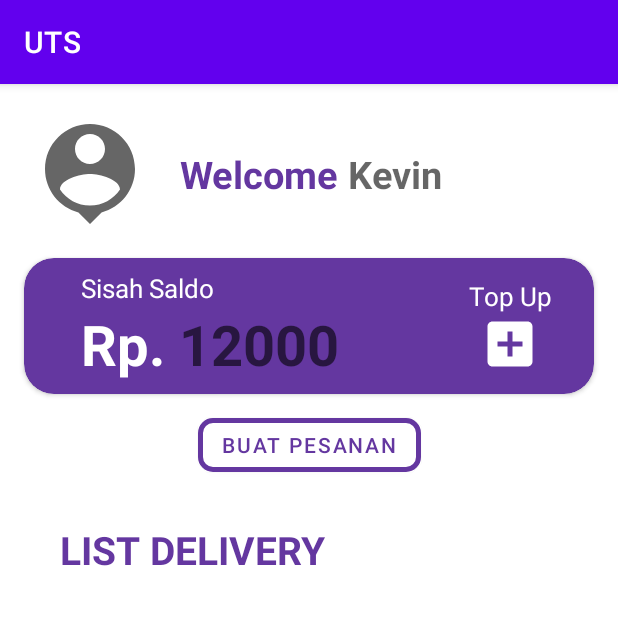
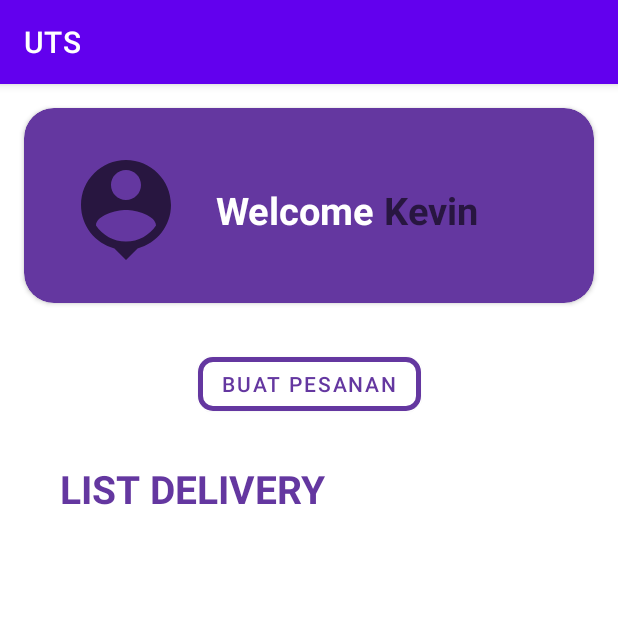
Before and after one commit to NathKevin/UAS_PBP, an Android app: the MainActivity screen opened directly, with no data from a screen before it, on a phone screen of 412 x 824 dp, the top half of it. Run offline under Robolectric (Android 15) with nearby library versions, the light colour scheme and no system bars; our stand-ins replace Room's generated code, data binding; 2 statements that could not run were skipped.

Commit message:
Progress 4

```diff
--- a/app/src/main/java/com/example/uts/FragmentHome.java
+++ b/app/src/main/java/com/example/uts/FragmentHome.java
@@ -1,51 +1,94 @@
 package com.example.uts;
 
 import android.content.Intent;
+import android.os.AsyncTask;
 import android.os.Bundle;
+import android.view.LayoutInflater;
 import android.view.View;
+import android.view.ViewGroup;
 
 import androidx.annotation.NonNull;
 import androidx.annotation.Nullable;
 import androidx.databinding.DataBindingUtil;
 import androidx.fragment.app.Fragment;
+import androidx.recyclerview.widget.RecyclerView;
 
+import com.example.uts.adapter.DeliveryAdapter;
+import com.example.uts.database.DatabaseDelivery;
 import com.example.uts.databinding.ActivityLoginBinding;
 import com.example.uts.databinding.FragmentHomeBinding;
+import com.example.uts.model.Delivery;
 import com.example.uts.model.User;
+
+import java.util.List;
 
 public class FragmentHome extends Fragment {
 
+    private RecyclerView rv_delivery;
+    private List<Delivery> deliveryList;
+    private DeliveryAdapter deliveryAdapter;
     User user;
     FragmentHomeBinding binding;
+
+    public FragmentHome() {
+        // Required empty public constructor
+    }
 
     public FragmentHome(User user){
         this.user=user ;
     }
 
+    @Nullable
     @Override
-    public void onCreate(@Nullable Bundle savedInstanceState) {
-        super.onCreate(savedInstanceState);
-
+    public View onCreateView(@NonNull LayoutInflater inflater, @Nullable ViewGroup container, @Nullable Bundle savedInstanceState) {
         //binding layout fragment_home xml ke FragmentHome.java
         binding = DataBindingUtil.setContentView(getActivity(), R.layout.fragment_home);
-        user = new User();
         binding.setUser(user);
         binding.setFragment(this);
+        return inflater.inflate(R.layout.fragment_home,container,false);
     }
+
 
     @Override
     public void onViewCreated(@NonNull View view, @Nullable Bundle savedInstanceState) {
         super.onViewCreated(view, savedInstanceState);
+        getDelivery();
     }
 
     public View.OnClickListener btnCreate = new View.OnClickListener() {
         @Override
         public void onClick(View view) {
             Intent movePage = new Intent(getActivity(), DeliveryForm.class);
+            movePage.putExtra("user2",user);
             movePage.setFlags(Intent.FLAG_ACTIVITY_CLEAR_TOP);
             startActivity(movePage);
         }
     };
 
+    private void getDelivery(){
+        class GetDelivery extends AsyncTask<Void, Void, List<Delivery>> {
+
+            @Override
+            protected List<Delivery> doInBackground(Void... voids) {
+                List<Delivery> deliveryList = DatabaseDelivery.getInstance(getActivity().getApplicationContext())
+                        .getDatabase()
+                        .deliveryDao()
+                        .getAll(user.id);
+                return deliveryList;
+            }
+
+            @Override
+            protected void onPostExecute(List<Delivery> deliveries) {
+                super.onPostExecute(deliveries);
+                if(!(deliveries.size() ==0)){
+                    deliveryAdapter = new DeliveryAdapter(deliveries, getActivity());
+                    rv_delivery.setAdapter(deliveryAdapter);
+                }
+            }
+        }
+        GetDelivery getDelivery = new GetDelivery();
+        getDelivery.execute();
+    }
+
 
 }
--- a/app/src/main/java/com/example/uts/FragmentProfile.java
+++ b/app/src/main/java/com/example/uts/FragmentProfile.java
@@ -16,6 +16,7 @@ public class FragmentProfile extends Fragment {
 
     @Override
     public void onViewCreated(@NonNull View view, @Nullable Bundle savedInstanceState) {
+
         super.onViewCreated(view, savedInstanceState);
     }
 }
--- a/app/src/main/java/com/example/uts/MainActivity.java
+++ b/app/src/main/java/com/example/uts/MainActivity.java
@@ -13,31 +13,32 @@ import com.google.android.material.bottomnavigation.BottomNavigationView;
 public class MainActivity extends AppCompatActivity {
 
     //Ambil data user yang ada di login
-    User user = getIntent().getParcelableExtra("user");
+    User user;
+    BottomNavigationView bottomNav;
 
     @Override
     protected void onCreate(Bundle savedInstanceState) {
         super.onCreate(savedInstanceState);
         setContentView(R.layout.activity_main);
+        user = getIntent().getParcelableExtra("user");
 
+        bottomNav = findViewById(R.id.bottom_navigation);
         changeFragment(new FragmentHome(user));
 
-        BottomNavigationView bottomNav = findViewById(R.id.bottom_navigation);
-        bottomNav.setOnNavigationItemReselectedListener((BottomNavigationView.OnNavigationItemReselectedListener) navListener);
-    }
-
-    private BottomNavigationView.OnNavigationItemSelectedListener navListener =
-            new BottomNavigationView.OnNavigationItemSelectedListener() {
+        bottomNav.setOnNavigationItemSelectedListener(new BottomNavigationView.OnNavigationItemSelectedListener() {
             @Override
             public boolean onNavigationItemSelected(@NonNull MenuItem item) {
                 if(item.getItemId() == R.id.home){
                     changeFragment(new FragmentHome(user));
+                    return true;
                 }else if(item.getItemId() == R.id.profile){
                     changeFragment(new FragmentProfile());
-                    }
                     return true;
                 }
-            };
+                return false;
+            }
+        });
+    }
 
     public void changeFragment(Fragment fragment){
         getSupportFragmentManager()
--- a/app/src/main/java/com/example/uts/model/User.java
+++ b/app/src/main/java/com/example/uts/model/User.java
@@ -5,11 +5,11 @@ import android.os.Parcelable;
 
 import androidx.databinding.BaseObservable;
 import androidx.databinding.Bindable;
+import androidx.databinding.library.baseAdapters.BR;
 import androidx.room.ColumnInfo;
 import androidx.room.Entity;
 import androidx.room.PrimaryKey;
 
-import com.example.uts.BR;
 
 import java.util.List;
 
--- a/app/src/main/res/layout/fragment_home.xml
+++ b/app/src/main/res/layout/fragment_home.xml
@@ -19,109 +19,55 @@
         android:gravity="center_horizontal"
         tools:context=".MainActivity">
 
-        <ImageView
-            android:id="@+id/icon"
-            android:layout_width="80dp"
-            android:layout_height="80dp"
-            android:src="@drawable/ic_baseline_person_pin_24"
-            app:layout_constraintStart_toStartOf="parent"
-            app:layout_constraintTop_toTopOf="parent"
-            android:layout_marginLeft="20dp"
-            android:layout_marginTop="20dp"/>
-
-        <TextView
-            android:id="@+id/txtWelcome"
-            android:layout_width="wrap_content"
-            android:layout_height="wrap_content"
-            android:text="Welcome "
-            app:layout_constraintStart_toEndOf="@id/icon"
-            app:layout_constraintTop_toTopOf="@id/icon"
-            app:layout_constraintBottom_toBottomOf="@id/icon"
-            android:textSize="25dp"
-            android:layout_marginStart="20dp"
-            android:textStyle="bold"
-            android:textColor="#6437A0"/>
-
-        <TextView
-            android:layout_width="wrap_content"
-            android:layout_height="wrap_content"
-            android:text="@{user.nama}"
-            android:hint="Kevin"
-            app:layout_constraintStart_toEndOf="@id/txtWelcome"
-            app:layout_constraintTop_toTopOf="@+id/txtWelcome"
-            android:textSize="25dp"
-            android:textStyle="bold"
-            android:textColor="#6437A0"/>
-
         <androidx.cardview.widget.CardView
             android:id="@+id/card"
             android:layout_width="match_parent"
-            android:layout_height="wrap_content"
-            app:layout_constraintTop_toBottomOf="@+id/icon"
-            android:layout_marginTop="12dp"
+            android:layout_height="130dp"
+            android:layout_margin="16dp"
+            app:cardBackgroundColor="#6437A0"
             app:cardCornerRadius="20dp"
-            app:cardBackgroundColor="#6437A0"
-            android:layout_margin="16dp">
+            app:layout_constraintTop_toTopOf="parent"
+            tools:layout_editor_absoluteX="16dp">
 
             <androidx.constraintlayout.widget.ConstraintLayout
                 android:layout_width="match_parent"
                 android:layout_height="match_parent"
+                android:gravity="center"
                 android:padding="8dp">
 
-                <TextView
-                    android:id="@+id/judulSaldo"
-                    android:layout_width="wrap_content"
-                    android:layout_height="wrap_content"
-                    android:layout_marginStart="30dp"
-                    android:text="Sisah Saldo"
-                    android:textColor="@color/white"
-                    android:textSize="17dp"
+                <ImageView
+                    android:id="@+id/icon"
+                    android:layout_width="80dp"
+                    android:layout_height="80dp"
+                    android:layout_marginLeft="20dp"
+                    android:layout_marginTop="20dp"
+                    android:src="@drawable/ic_baseline_person_pin_24"
                     app:layout_constraintStart_toStartOf="parent"
                     app:layout_constraintTop_toTopOf="parent" />
 
                 <TextView
-                    android:id="@+id/rupiah"
+                    android:id="@+id/txtWelcome"
                     android:layout_width="wrap_content"
                     android:layout_height="wrap_content"
-                    android:text="Rp. "
-                    android:textSize="37dp"
+                    android:layout_marginStart="20dp"
+                    android:text="Welcome "
                     android:textColor="@color/white"
-                    app:layout_constraintTop_toBottomOf="@+id/judulSaldo"
-                    app:layout_constraintStart_toStartOf="@+id/judulSaldo"
-                    android:textStyle="bold"/>
+                    android:textSize="25dp"
+                    android:textStyle="bold"
+                    app:layout_constraintBottom_toBottomOf="@id/icon"
+                    app:layout_constraintStart_toEndOf="@id/icon"
+                    app:layout_constraintTop_toTopOf="@id/icon" />
 
                 <TextView
                     android:layout_width="wrap_content"
                     android:layout_height="wrap_content"
-                    android:text="@{user.uang}"
-                    android:hint="12000"
-                    android:textSize="37dp"
+                    android:hint="Kevin"
+                    android:text="@{user.nama}"
                     android:textColor="@color/white"
-                    app:layout_constraintTop_toBottomOf="@+id/judulSaldo"
-                    app:layout_constraintStart_toEndOf="@id/rupiah"
-                    android:textStyle="bold"/>
-
-                <ImageView
-                    android:id="@+id/btnTopup"
-                    android:layout_width="40dp"
-                    android:layout_height="40dp"
-                    android:src="@drawable/ic_baseline_add_box_24"
-                    app:layout_constraintEnd_toEndOf="parent"
-                    app:layout_constraintTop_toTopOf="@+id/rupiah"
-                    app:layout_constraintBottom_toBottomOf="@+id/rupiah"
-                    android:layout_marginEnd="28dp"
-                    app:tint="@color/white" />
-
-                <TextView
-                    android:id="@+id/judulTopup"
-                    android:layout_width="wrap_content"
-                    android:layout_height="wrap_content"
-                    android:text="Top Up"
-                    android:textColor="@color/white"
-                    app:layout_constraintEnd_toEndOf="@+id/btnTopup"
-                    app:layout_constraintStart_toStartOf="@+id/btnTopup"
-                    app:layout_constraintBottom_toTopOf="@+id/btnTopup"
-                    android:textSize="17dp"/>
+                    android:textSize="25dp"
+                    android:textStyle="bold"
+                    app:layout_constraintStart_toEndOf="@id/txtWelcome"
+                    app:layout_constraintTop_toTopOf="@+id/txtWelcome" />
 
 
             </androidx.constraintlayout.widget.ConstraintLayout>
@@ -135,7 +81,7 @@
             app:layout_constraintTop_toBottomOf="@+id/card"
             app:layout_constraintStart_toStartOf="parent"
             app:layout_constraintEnd_toEndOf="parent"
-            android:layout_marginTop="10dp"
+            android:layout_marginTop="30dp"
             android:text="Buat Pesanan"
             app:cornerRadius="10dp"
             android:backgroundTint="@color/white"
@@ -159,14 +105,14 @@
 
         <LinearLayout
             android:layout_width="match_parent"
-            android:layout_height="405dp"
+            android:layout_height="380dp"
             app:layout_constraintTop_toBottomOf="@+id/judulList">
 
             <androidx.recyclerview.widget.RecyclerView
                 android:id="@+id/rv_deliveryList"
                 android:layout_width="match_parent"
                 android:layout_height="wrap_content"
-                tools:listitem="@layout/adapter_recycler_view" />
+                tools:listitem="@layout/adapter_recycler_view"/>
         </LinearLayout>
 
 
--- /dev/null
+++ b/app/src/main/res/layout/fragment_profile.xml
@@ -0,0 +1,6 @@
+<?xml version="1.0" encoding="utf-8"?>
+<androidx.constraintlayout.widget.ConstraintLayout xmlns:android="http://schemas.android.com/apk/res/android"
+    android:layout_width="match_parent"
+    android:layout_height="match_parent">
+
+</androidx.constraintlayout.widget.ConstraintLayout>
```
Also changed, not shown: app/src/main/java/com/example/uts/DeliveryForm.java (+61 -1 lines), app/src/main/java/com/example/uts/adapter/DeliveryAdapter.java (added, +64 -0 lines), app/src/main/java/com/example/uts/dao/DeliveryDao.java (+6 -4 lines), app/src/main/java/com/example/uts/model/Delivery.java (+9 -2 lines), app/src/main/res/layout/activity_delivery_form.xml (+10 -47 lines), app/src/main/res/layout/activity_main.xml (+11 -6 lines), app/src/main/res/layout/adapter_recycler_view.xml (+12 -12 lines). Lines whose indentation alone changed are shown as unchanged.
